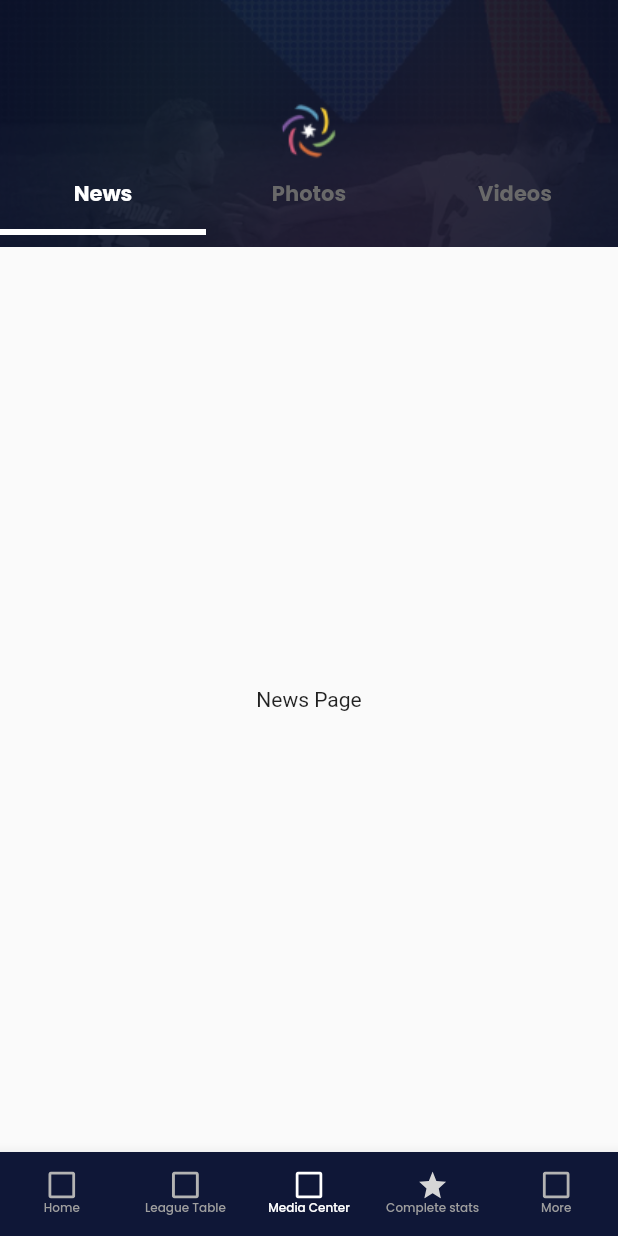
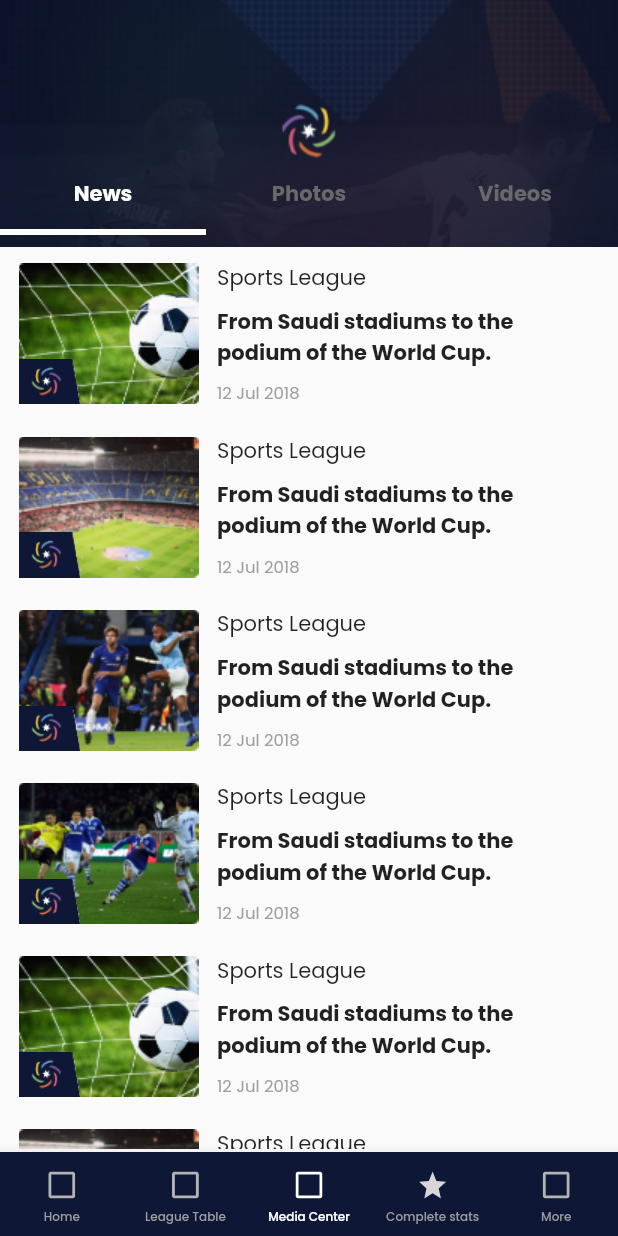
Before and after one commit to MohamedElsum/sports, a Flutter app: the screen it shows after launch, item 3 of the bottom bar chosen, on a phone screen of 412 x 824 dp. Run offline on Flutter 3.47's test engine with Material 2 defaults, Android fonts, the phone set to English and light mode, and no system bars; our stand-ins replace flutter_svg; missing offline and left inert: animated_segmented_tab_control; project files that could hold a hidden picture were left out.

Commit message:
finish media center and more design

```diff
--- /dev/null
+++ b/lib/models/news.dart
@@ -0,0 +1,7 @@
+class News {
+  String img;
+
+  News({
+    required this.img,
+  });
+}
--- a/lib/presentation/screens/home_screen.dart
+++ b/lib/presentation/screens/home_screen.dart
@@ -28,28 +28,58 @@ class _HomeScreenState extends State<HomeScreen> {
   final List<BottomNavigationBarItem> _items = [
     BottomNavigationBarItem(
       label: "Home",
-      icon: SvgPicture.asset('assets/images/inactive.svg'),
-      activeIcon: SvgPicture.asset('assets/images/active.svg'),
+      icon: Container(
+        margin: const EdgeInsets.symmetric(vertical: 6),
+        child: SvgPicture.asset('assets/images/inactive.svg'),
+      ),
+      activeIcon: Container(
+        margin: const EdgeInsets.symmetric(vertical: 6),
+        child: SvgPicture.asset('assets/images/active.svg'),
+      ),
     ),
     BottomNavigationBarItem(
       label: "League Table",
-      icon: SvgPicture.asset('assets/images/inactive.svg'),
-      activeIcon: SvgPicture.asset('assets/images/active.svg'),
+      icon: Container(
+        margin: const EdgeInsets.symmetric(vertical: 6),
+        child: SvgPicture.asset('assets/images/inactive.svg'),
+      ),
+      activeIcon: Container(
+        margin: const EdgeInsets.symmetric(vertical: 6),
+        child: SvgPicture.asset('assets/images/active.svg'),
+      ),
     ),
     BottomNavigationBarItem(
       label: "Media Center",
-      icon: SvgPicture.asset('assets/images/inactive.svg'),
-      activeIcon: SvgPicture.asset('assets/images/active.svg'),
+      icon: Container(
+        margin: const EdgeInsets.symmetric(vertical: 6),
+        child: SvgPicture.asset('assets/images/inactive.svg'),
+      ),
+      activeIcon: Container(
+        margin: const EdgeInsets.symmetric(vertical: 6),
+        child: SvgPicture.asset('assets/images/active.svg'),
+      ),
     ),
     BottomNavigationBarItem(
       label: "Complete stats",
-      icon: SvgPicture.asset('assets/images/starinactive.svg'),
-      activeIcon: SvgPicture.asset('assets/images/star.svg'),
+      icon: Container(
+        margin: const EdgeInsets.symmetric(vertical: 6),
+        child: SvgPicture.asset('assets/images/starinactive.svg'),
+      ),
+      activeIcon: Container(
+        margin: const EdgeInsets.symmetric(vertical: 6),
+        child: SvgPicture.asset('assets/images/star.svg'),
+      ),
     ),
     BottomNavigationBarItem(
       label: "More",
-      icon: SvgPicture.asset('assets/images/inactive.svg'),
-      activeIcon: SvgPicture.asset('assets/images/active.svg'),
+      icon: Container(
+        margin: const EdgeInsets.symmetric(vertical: 6),
+        child: SvgPicture.asset('assets/images/inactive.svg'),
+      ),
+      activeIcon: Container(
+        margin: const EdgeInsets.symmetric(vertical: 6),
+        child: SvgPicture.asset('assets/images/active.svg'),
+      ),
     ),
   ];
 
--- a/lib/presentation/screens/more_page.dart
+++ b/lib/presentation/screens/more_page.dart
@@ -1,4 +1,6 @@
 import 'package:flutter/material.dart';
+import 'package:sports/presentation/widgets/more_icons.dart';
+import 'package:sports/presentation/widgets/more_text.dart';
 
 class MorePage extends StatefulWidget {
   const MorePage({Key? key}) : super(key: key);
@@ -10,9 +12,39 @@ class MorePage extends StatefulWidget {
 class _MorePageState extends State<MorePage> {
   @override
   Widget build(BuildContext context) {
+    var size = MediaQuery.of(context).size;
+
     return Scaffold(
-      body: Center(
-        child: Text('More Page'),
+      backgroundColor: const Color.fromRGBO(15, 23, 55, 1),
+      body: SafeArea(
+        child: Column(
+          children: [
+            SizedBox(
+              height: size.height * 0.02,
+            ),
+            Container(
+              alignment: Alignment.centerLeft,
+              child: Image.asset('assets/images/logo.png'),
+            ),
+            SizedBox(
+              height: size.height * 0.04,
+            ),
+            MoreText(text: 'Clubs Directory'),
+            MoreText(text: 'Stadium Directory'),
+            MoreText(text: 'About Us'),
+            MoreText(text: 'Regulations and Systems'),
+            MoreText(text: 'Committees'),
+            MoreText(text: 'Contact Us'),
+            MoreText(text: 'Share the app'),
+            MoreText(text: 'Subscribe to the newsletter'),
+            MoreText(text: 'Switch Language'),
+            MoreIcons(icon: 'assets/images/facebook.png'),
+            MoreIcons(icon: 'assets/images/twitter.png'),
+            MoreIcons(icon: 'assets/images/insta.png'),
+            MoreIcons(icon: 'assets/images/linkedin.png'),
+            MoreIcons(icon: 'assets/images/youtube.png'),
+          ],
+        ),
       ),
     );
   }
--- a/lib/presentation/screens/news_page.dart
+++ b/lib/presentation/screens/news_page.dart
@@ -1,12 +1,70 @@
 import 'package:flutter/material.dart';
+import 'package:sports/presentation/widgets/new_details.dart';
 
-class NewsPage extends StatelessWidget {
+import '../../models/news.dart';
+
+class NewsPage extends StatefulWidget {
   const NewsPage({Key? key}) : super(key: key);
 
   @override
+  State<NewsPage> createState() => _NewsPageState();
+}
+
+class _NewsPageState extends State<NewsPage> {
+  List<News> news = [
+    News(
+      img: 'assets/images/new1.png',
+    ),
+    News(
+      img: 'assets/images/new2.png',
+    ),
+    News(
+      img: 'assets/images/new3.png',
+    ),
+    News(
+      img: 'assets/images/new4.png',
+    ),
+    News(
+      img: 'assets/images/new1.png',
+    ),
+    News(
+      img: 'assets/images/new2.png',
+    ),
+    News(
+      img: 'assets/images/new1.png',
+    ),
+    News(
+      img: 'assets/images/new2.png',
+    ),
+    News(
+      img: 'assets/images/new3.png',
+    ),
+  ];
+
+  @override
   Widget build(BuildContext context) {
-    return Center(
-      child: Text('News Page'),
+    var size = MediaQuery.of(context).size;
+
+    return SingleChildScrollView(
+      child: Column(
+        children: [
+          SizedBox(
+            width: size.width * 0.94,
+            height: size.height * 0.73,
+            child: ListView.builder(
+              itemCount: news.length,
+              itemBuilder: (context, index) {
+                return Container(
+                  margin: const EdgeInsets.symmetric(vertical: 10),
+                  child: NewDetail(
+                    img: news[index].img,
+                  ),
+                );
+              },
+            ),
+          ),
+        ],
+      ),
     );
   }
 }
--- /dev/null
+++ b/lib/presentation/widgets/more_icons.dart
@@ -0,0 +1,21 @@
+import 'package:flutter/material.dart';
+
+class MoreIcons extends StatelessWidget {
+  String icon;
+
+  MoreIcons({
+    required this.icon,
+  });
+
+  @override
+  Widget build(BuildContext context) {
+    return Container(
+      margin: const EdgeInsets.symmetric(
+        vertical: 10,
+        horizontal: 10,
+      ),
+      alignment: Alignment.centerRight,
+      child: Image.asset(icon),
+    );
+  }
+}
--- /dev/null
+++ b/lib/presentation/widgets/more_text.dart
@@ -0,0 +1,26 @@
+import 'package:flutter/gestures.dart';
+import 'package:flutter/material.dart';
+
+class MoreText extends StatelessWidget {
+  String text;
+
+  MoreText({
+    required this.text,
+  });
+
+  @override
+  Widget build(BuildContext context) {
+    return Container(
+      margin: const EdgeInsets.symmetric(vertical: 7,horizontal: 5),
+      alignment: Alignment.centerLeft,
+      child: Text(
+        text,
+        style: TextStyle(
+          fontFamily: 'PoppinsMedium',
+          fontSize: 20,
+          color: Colors.white,
+        ),
+      ),
+    );
+  }
+}
--- /dev/null
+++ b/lib/presentation/widgets/new_details.dart
@@ -0,0 +1,78 @@
+import 'package:flutter/material.dart';
+
+class NewDetail extends StatelessWidget {
+  String img;
+
+  NewDetail({
+    required this.img,
+  });
+
+  @override
+  Widget build(BuildContext context) {
+    var size = MediaQuery.of(context).size;
+
+    return Row(
+      children: [
+        Column(
+          children: [
+            Container(
+              child: Stack(
+                children: [
+                  Image.asset(img),
+                  Positioned(
+                    bottom: 0,
+                    left: 0,
+                    child: Image.asset(
+                      'assets/images/sum.png',
+                      width: size.width * 0.1,
+                    ),
+                  ),
+                ],
+              ),
+            ),
+          ],
+        ),
+        SizedBox(
+          width: size.width * 0.03,
+        ),
+        Expanded(
+          child: Column(
+            crossAxisAlignment: CrossAxisAlignment.start,
+            mainAxisAlignment: MainAxisAlignment.spaceAround,
+            children: [
+              Text(
+                'Sports League',
+                style: TextStyle(
+                  fontSize: 14,
+                  fontFamily: 'PoppinsRegular',
+                ),
+              ),
+              SizedBox(
+                height: size.height * 0.01,
+              ),
+              Text(
+                'From Saudi stadiums to the podium of the World Cup.',
+                maxLines: 3,
+                style: TextStyle(
+                  fontSize: 14,
+                  fontFamily: 'PoppinsBold',
+                ),
+              ),
+              SizedBox(
+                height: size.height * 0.01,
+              ),
+              Text(
+                '12 Jul 2018',
+                style: TextStyle(
+                  fontSize: 11,
+                  fontFamily: 'PoppinsRegular',
+                  color: Colors.grey,
+                ),
+              ),
+            ],
+          ),
+        ),
+      ],
+    );
+  }
+}
```
Also changed, not shown: assets/images/facebook.png (added), assets/images/insta.png (added), assets/images/linkedin.png (added), assets/images/new1.png (added), assets/images/new2.png (added), assets/images/new3.png (added), assets/images/new4.png (added), assets/images/sum.png (added), assets/images/twitter.png (added), assets/images/youtube.png (added).
